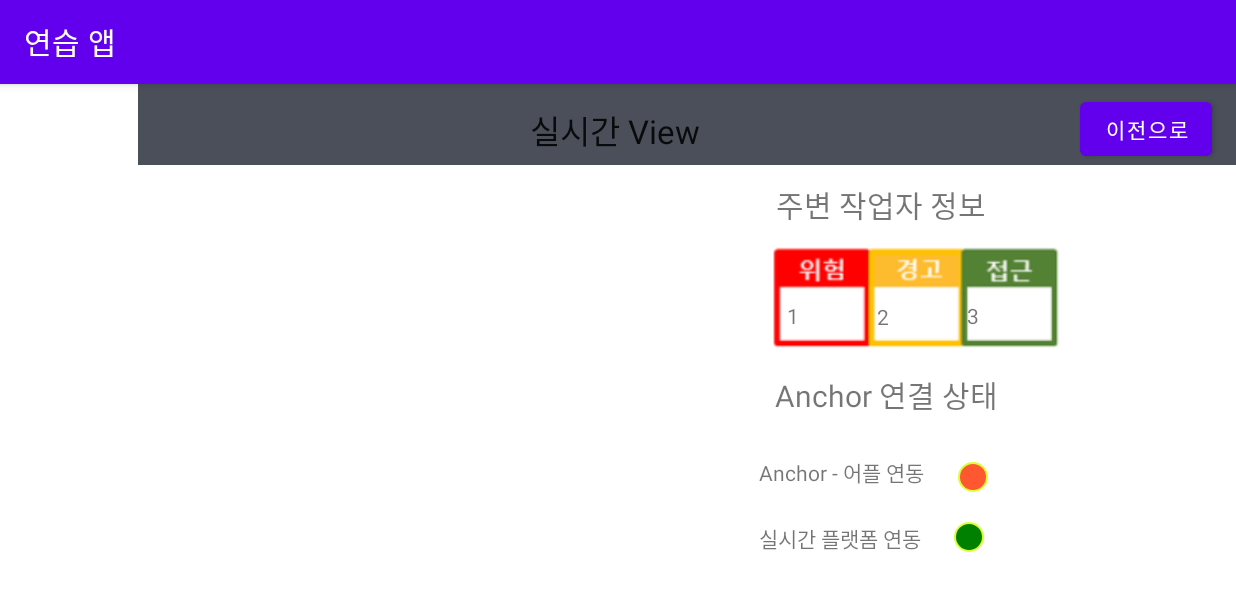
After one commit to DukiChoi/bleAndroidApp, an Android app: the MainActivity5 screen opened directly, with no data from a screen before it, on a phone screen of 824 x 412 dp (held sideways). The commit adds this screen. Shown: the top 591 px of the screen. Run offline under Robolectric (Android 15) with nearby library versions, the phone set to English and light mode, and no system bars.

Commit message:
22-01-25

```diff
--- a/app/src/main/java/com/example/myapplication/MainActivity.java
+++ b/app/src/main/java/com/example/myapplication/MainActivity.java
@@ -32,5 +32,8 @@ public class MainActivity extends AppCompatActivity {
         Intent intent = new Intent(this, MainActivity4.class);
         startActivity(intent);
     }
-
+    public void onButton11Clicked(View view){
+        Intent intent = new Intent(this, MainActivity5.class);
+        startActivity(intent);
+    }
 }
--- /dev/null
+++ b/app/src/main/java/com/example/myapplication/MainActivity5.java
@@ -0,0 +1,18 @@
+package com.example.myapplication;
+
+import android.os.Bundle;
+import android.view.View;
+
+import androidx.appcompat.app.AppCompatActivity;
+
+public class MainActivity5 extends AppCompatActivity {
+
+    @Override
+    protected void onCreate(Bundle savedInstanceState) {
+        super.onCreate(savedInstanceState);
+        setContentView(R.layout.activity_main5);
+    }
+    public void onButton9Clicked(View view) {
+        finish();
+    }
+}
--- /dev/null
+++ b/app/src/main/res/drawable/circle.xml
@@ -0,0 +1,7 @@
+<?xml version="1.0" encoding="utf-8"?>
+
+<shape xmlns:android="http://schemas.android.com/apk/res/android" android:shape="oval">
+    <solid android:color="#FF5730"/>
+    <stroke android:width="1dp" android:color="#DBFF33"/>
+    <size android:width="20dp" android:height="20dp"/>
+</shape>
--- /dev/null
+++ b/app/src/main/res/drawable/green_circle.xml
@@ -0,0 +1,7 @@
+<?xml version="1.0" encoding="utf-8"?>
+
+<shape xmlns:android="http://schemas.android.com/apk/res/android" android:shape="oval">
+    <solid android:color="#008000"/>
+    <stroke android:width="1dp" android:color="#DBFF33"/>
+    <size android:width="20dp" android:height="20dp"/>
+</shape>
--- /dev/null
+++ b/app/src/main/res/layout/activity_main5.xml
@@ -0,0 +1,175 @@
+<?xml version="1.0" encoding="utf-8"?>
+<androidx.constraintlayout.widget.ConstraintLayout xmlns:android="http://schemas.android.com/apk/res/android"
+    xmlns:app="http://schemas.android.com/apk/res-auto"
+    xmlns:tools="http://schemas.android.com/tools"
+    android:layout_width="match_parent"
+    android:layout_height="match_parent"
+    tools:context=".MainActivity5">
+
+
+    <TextView
+        android:id="@+id/textView7"
+        android:layout_width="118dp"
+        android:layout_height="24dp"
+        android:layout_marginTop="24dp"
+        android:text="Anchor - 어플 연동"
+        app:layout_constraintBottom_toBottomOf="parent"
+        app:layout_constraintEnd_toEndOf="parent"
+        app:layout_constraintHorizontal_bias="0.278"
+        app:layout_constraintStart_toEndOf="@+id/linearLayout3"
+        app:layout_constraintTop_toBottomOf="@+id/textView5"
+        app:layout_constraintVertical_bias="0.0" />
+
+    <TextView
+        android:id="@+id/textView17"
+        android:layout_width="118dp"
+        android:layout_height="24dp"
+        android:layout_marginTop="20dp"
+        android:text="실시간 플랫폼 연동"
+        app:layout_constraintEnd_toEndOf="parent"
+        app:layout_constraintHorizontal_bias="0.278"
+        app:layout_constraintStart_toEndOf="@+id/linearLayout3"
+        app:layout_constraintTop_toBottomOf="@+id/textView7" />
+
+    <androidx.appcompat.widget.Toolbar
+        android:id="@+id/toolbar2"
+        android:layout_width="732dp"
+        android:layout_height="54dp"
+        android:background="#4A4F5A"
+        android:minHeight="?attr/actionBarSize"
+        android:theme="?attr/actionBarTheme"
+        app:layout_constraintEnd_toEndOf="parent"
+        app:layout_constraintHorizontal_bias="1.0"
+        app:layout_constraintStart_toStartOf="parent"
+        app:layout_constraintTop_toTopOf="parent" />
+
+    <TextView
+        android:id="@+id/textView6"
+        android:layout_width="wrap_content"
+        android:layout_height="wrap_content"
+        android:text="실시간 View"
+        android:textAppearance="@style/TextAppearance.AppCompat.Large"
+        app:layout_constraintBottom_toBottomOf="@+id/toolbar2"
+        app:layout_constraintEnd_toStartOf="@+id/button9"
+        app:layout_constraintHorizontal_bias="0.582"
+        app:layout_constraintStart_toStartOf="parent"
+        app:layout_constraintTop_toTopOf="parent"
+        app:layout_constraintVertical_bias="0.666" />
+
+
+    <Button
+        android:id="@+id/button9"
+        android:layout_width="wrap_content"
+        android:layout_height="wrap_content"
+        android:layout_marginEnd="16dp"
+        android:onClick="onButton9Clicked"
+        android:text="이전으로"
+        app:layout_constraintBottom_toBottomOf="@+id/toolbar2"
+        app:layout_constraintEnd_toEndOf="@+id/toolbar2"
+        app:layout_constraintTop_toTopOf="parent"
+        app:layout_constraintVertical_bias="1.0" />
+
+    <LinearLayout
+        android:id="@+id/linearLayout3"
+        android:layout_width="34dp"
+        android:layout_height="357dp"
+        android:orientation="horizontal"
+        app:layout_constraintBottom_toBottomOf="parent"
+        app:layout_constraintEnd_toEndOf="parent"
+        app:layout_constraintStart_toStartOf="parent"
+        app:layout_constraintTop_toBottomOf="@+id/toolbar2"></LinearLayout>
+
+    <TextView
+        android:id="@+id/textView5"
+        android:layout_width="220dp"
+        android:layout_height="32dp"
+        android:text="Anchor 연결 상태"
+        android:textSize="20sp"
+        app:layout_constraintBottom_toBottomOf="@+id/linearLayout3"
+        app:layout_constraintEnd_toEndOf="parent"
+        app:layout_constraintStart_toEndOf="@+id/linearLayout3"
+        app:layout_constraintTop_toBottomOf="@+id/toolbar2"
+        app:layout_constraintVertical_bias="0.464" />
+
+    <ImageView
+        android:id="@+id/imageView"
+        android:layout_width="wrap_content"
+        android:layout_height="wrap_content"
+        app:layout_constraintBottom_toBottomOf="@+id/textView7"
+        app:layout_constraintEnd_toEndOf="parent"
+        app:layout_constraintHorizontal_bias="0.082"
+        app:layout_constraintStart_toEndOf="@+id/textView7"
+        app:layout_constraintTop_toTopOf="@+id/textView7"
+        app:layout_constraintVertical_bias="1.0"
+        app:srcCompat="@drawable/circle" />
+
+    <ImageView
+        android:id="@+id/imageView2"
+        android:layout_width="wrap_content"
+        android:layout_height="wrap_content"
+        android:layout_marginStart="12dp"
+        app:layout_constraintBottom_toBottomOf="@+id/textView17"
+        app:layout_constraintStart_toEndOf="@+id/textView17"
+        app:layout_constraintTop_toTopOf="@+id/textView17"
+        app:layout_constraintVertical_bias="0.0"
+        app:srcCompat="@drawable/green_circle" />
+
+    <ImageView
+        android:id="@+id/imageView4"
+        android:layout_width="197dp"
+        android:layout_height="81dp"
+        app:layout_constraintBottom_toBottomOf="parent"
+        app:layout_constraintEnd_toEndOf="parent"
+        app:layout_constraintHorizontal_bias="0.423"
+        app:layout_constraintStart_toEndOf="@+id/linearLayout3"
+        app:layout_constraintTop_toBottomOf="@+id/textView21"
+        app:layout_constraintVertical_bias="0.059"
+        app:srcCompat="@drawable/box" />
+
+    <TextView
+        android:id="@+id/textView18"
+        android:layout_width="48dp"
+        android:layout_height="21dp"
+        android:layout_marginStart="12dp"
+        android:text="1"
+        app:layout_constraintBottom_toBottomOf="@+id/imageView4"
+        app:layout_constraintStart_toStartOf="@+id/imageView4"
+        app:layout_constraintTop_toTopOf="@+id/imageView4"
+        app:layout_constraintVertical_bias="0.716" />
+
+    <TextView
+        android:id="@+id/textView19"
+        android:layout_width="48dp"
+        android:layout_height="21dp"
+        android:layout_marginStart="12dp"
+        android:text="2"
+        app:layout_constraintBottom_toBottomOf="@+id/imageView4"
+        app:layout_constraintStart_toEndOf="@+id/textView18"
+        app:layout_constraintTop_toTopOf="@+id/imageView4"
+        app:layout_constraintVertical_bias="0.723" />
+
+    <TextView
+        android:id="@+id/textView20"
+        android:layout_width="48dp"
+        android:layout_height="21dp"
+        android:layout_marginStart="12dp"
+        android:text="3"
+        app:layout_constraintBottom_toBottomOf="@+id/imageView4"
+        app:layout_constraintStart_toEndOf="@+id/textView19"
+        app:layout_constraintTop_toTopOf="@+id/imageView4"
+        app:layout_constraintVertical_bias="0.711" />
+
+    <TextView
+        android:id="@+id/textView21"
+        android:layout_width="223dp"
+        android:layout_height="26dp"
+        android:text="주변 작업자 정보"
+        android:textSize="20sp"
+        app:layout_constraintBottom_toBottomOf="parent"
+        app:layout_constraintEnd_toEndOf="parent"
+        app:layout_constraintHorizontal_bias="0.512"
+        app:layout_constraintStart_toEndOf="@+id/linearLayout3"
+        app:layout_constraintTop_toBottomOf="@+id/toolbar2"
+        app:layout_constraintVertical_bias="0.042" />
+
+</androidx.constraintlayout.widget.ConstraintLayout>
```
Also changed, not shown: app/src/main/AndroidManifest.xml (+6 -2 lines), app/src/main/java/com/example/myapplication/MainActivity3.java (+73 -4 lines), app/src/main/res/layout/activity_main.xml (+11 -0 lines), app/src/main/res/layout/activity_main3.xml (+13 -0 lines), app/src/main/res/layout/activity_main4.xml (+7 -6 lines), app/src/main/res/drawable/box.png (added).
